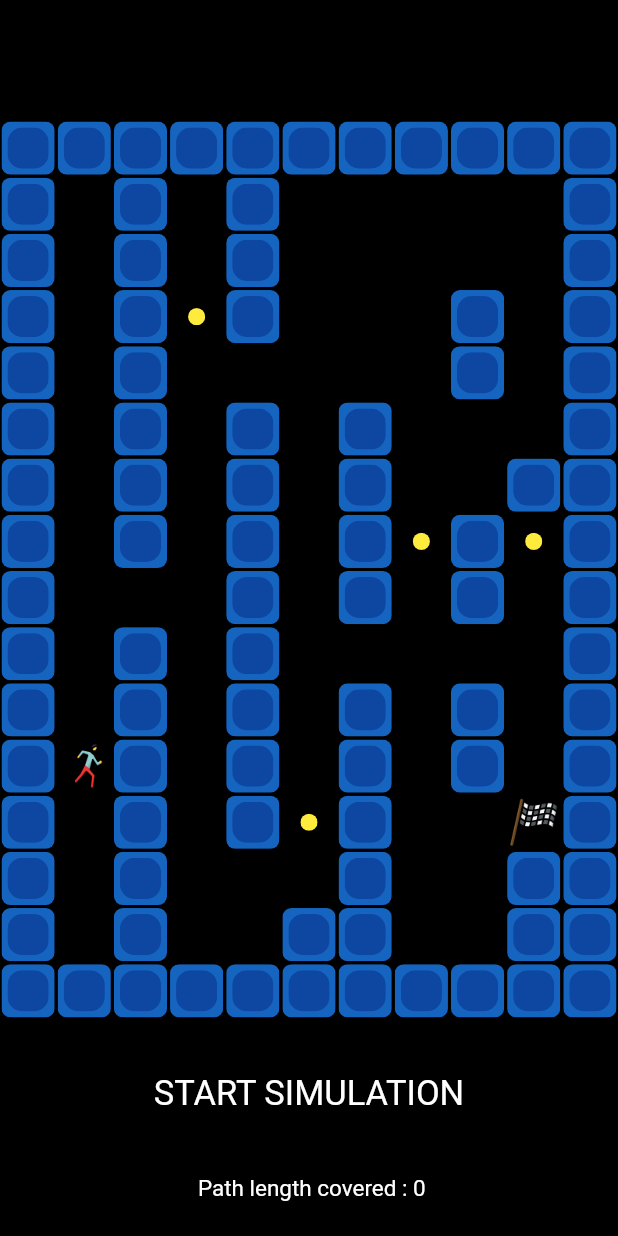
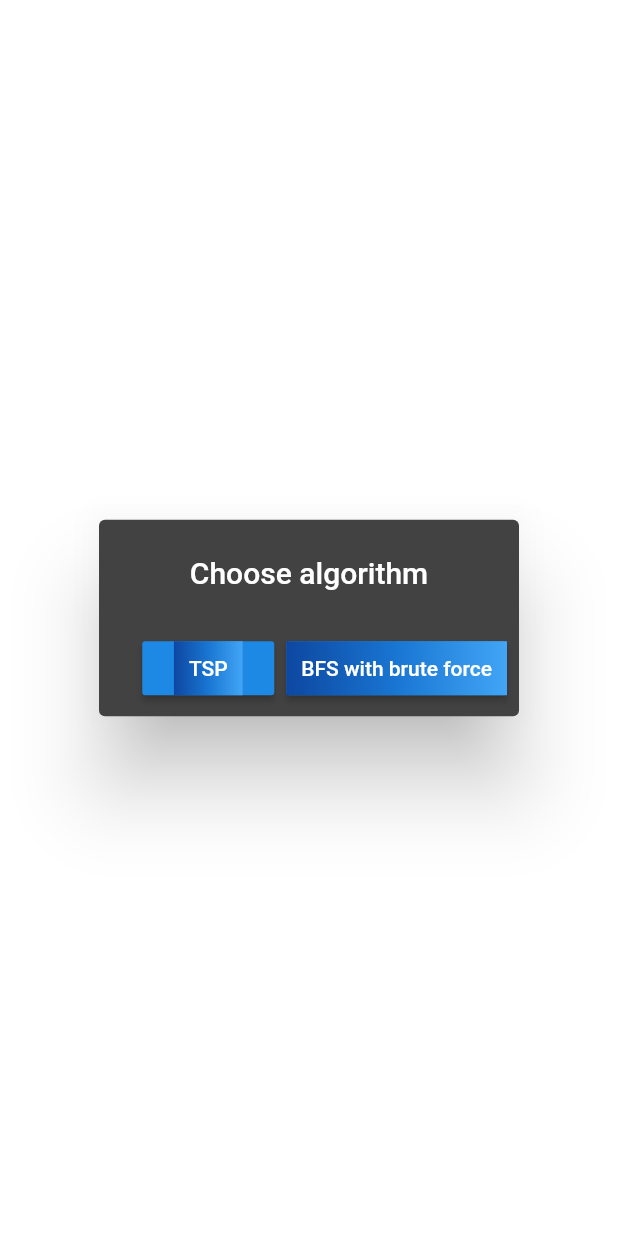
Before and after one commit to Deepanshu-Rohilla/Pacman-COP, a Flutter app: the screen it shows after launch, after a tap on "Maze simulation", on a phone screen of 412 x 824 dp. Run offline on Flutter 3.47's test engine with Material 2 defaults, Android fonts, the phone set to English and light mode, and no system bars; our stand-ins replace audioplayers, firebase_core, firebase_database, google_fonts; missing offline and left inert: dart:ffi, flutter_camera_x; accounts and stored records are empty.

Commit message:
tsp added in simulation

```diff
--- a/lib/homepage.dart
+++ b/lib/homepage.dart
@@ -4,6 +4,7 @@ import 'package:pacman/add_maze.dart';
 import 'package:pacman/camera.dart';
 import 'package:pacman/developers.dart';
 import 'package:pacman/simulation.dart';
+import 'package:pacman/simulation_form.dart';
 import 'form.dart';
 
 class HomePage extends StatefulWidget {
@@ -106,7 +107,7 @@ class _HomePageState extends State<HomePage> {
               ),
             ),
             onTap: () {
-              Navigator.push(context, MaterialPageRoute(builder: (context) => SimulationScreen()));
+              Navigator.push(context, MaterialPageRoute(builder: (context) => SimulationForm()));
             },
           ),
           GestureDetector(
--- a/lib/main.dart
+++ b/lib/main.dart
@@ -54,6 +54,13 @@ List<List<int>> shortestPath = [
   [12, 13, 14, 15, 16, 17, 18, 29, 40, 39, 40, 29, 18, 17, 16, 15, 14, 25, 36, 47, 46, 45, 56, 67, 78, 89, 100, 101, 112, 113, 124, 135, 146, 145, 146, 147, 158, 159, 160, 149, 150, 151, 140, 129, 128, 127, 126, 115, 104, 93, 94, 83, 72, 61, 72, 83, 94, 93]
 ];
 
+List<List<int>> tspPath = [
+  [122, 111, 100, 89, 90, 91, 80, 69, 58, 47, 36, 36, 47, 48, 49, 50, 51, 62, 73, 84, 84, 95, 106, 107, 108, 97, 86, 86, 97, 108, 107, 106, 105, 104, 115, 126, 137, 137, 148, 147, 146, 135, 124, 113, 102, 91, 90, 89, 100, 111, 122],
+  [12, 23, 34, 45, 56, 57, 58, 69, 69, 58, 59, 60, 61, 62, 62, 63, 64, 75, 86, 97, 96, 95, 94, 93, 104, 115, 126, 125, 124, 124, 125, 126, 127, 128, 139, 139, 128, 117, 116, 115, 104, 93, 94, 95, 96, 97, 86, 75, 64, 53, 42, 31, 20, 20, 19, 18, 17, 16, 15, 26, 25, 25, 14, 13, 12],
+  [68, 57, 46, 45, 34, 23, 23, 24, 25, 26, 27, 38, 38, 27, 28, 29, 30, 31, 31, 42, 53, 64, 75, 86, 85, 96, 107, 108, 119, 130, 130, 129, 128, 127, 126, 125, 124, 123, 122, 122, 111, 100, 89, 78, 67, 68],
+  [59, 58, 47, 36, 25, 14, 13, 12, 12, 13, 14, 15, 16, 17, 18, 19, 20, 20, 31, 42, 53, 64, 75, 86, 97, 108, 107, 107, 108, 119, 130, 141, 152, 163, 163, 162, 161, 160, 159, 158, 157, 156, 155, 155, 144, 133, 134, 135, 135, 124, 113, 102, 101, 90, 79, 68, 57, 58, 59],
+  [12, 13, 14, 15, 16, 17, 18, 29, 40, 39, 39, 40, 41, 42, 53, 64, 75, 86, 97, 108, 107, 118, 129, 140, 151, 151, 162, 161, 160, 159, 158, 147, 146, 145, 145, 146, 135, 124, 125, 126, 115, 115, 104, 93, 94, 83, 72, 61, 61, 72, 71, 70, 81, 80, 79, 78, 67, 56, 45, 45, 46, 47, 36, 25, 14, 13, 12]
+];
 void main() {
   runApp(MyApp());
 }
--- a/lib/simulation.dart
+++ b/lib/simulation.dart
@@ -5,11 +5,14 @@ import 'package:audioplayers/audio_cache.dart';
 import 'package:audioplayers/audioplayers.dart';
 import 'package:flutter/material.dart';
 
+import 'homepage.dart';
 import 'maze_objects.dart';
 import 'movables.dart';
 import 'main.dart';
 
 class SimulationScreen extends StatefulWidget {
+  bool tsp;
+  SimulationScreen(this.tsp);
   @override
   _SimulationScreenState createState() => _SimulationScreenState();
 }
@@ -27,6 +30,8 @@ class _SimulationScreenState extends State<SimulationScreen> {
   List<int> output;
   AudioPlayer advancedPlayer = new AudioPlayer();
   AudioCache audioMunch = new AudioCache(prefix: 'assets/');
+  int stonesCollected;
+  bool play = true;
 //  audioMunch.play('pacman_chomp.wav');
   int i = 0;
   @override
@@ -34,13 +39,14 @@ class _SimulationScreenState extends State<SimulationScreen> {
     // TODO: implement initState
     var rand = Random();
     int number = rand.nextInt(5);
-    print("Number is $number");
     barriers = simulationBarriers[number];
     stones = simulationStones[number];
     playerPosition = simulationSource[number];
-    destination = simulationDestination[number];
-    output = shortestPath[number];
+    destination = widget.tsp ? simulationSource[number] : simulationDestination[number];
+    output = widget.tsp ? tspPath[number] : shortestPath[number];
+    stonesCollected = 0;
   }
+
 
   Widget generateCell(int index) {
     if (index == playerPosition) {
@@ -68,15 +74,20 @@ class _SimulationScreenState extends State<SimulationScreen> {
   }
 
   void startSimulation() {
+    if(play){
       Timer.periodic(Duration(milliseconds: 250), (timer) {
         setState(() {
           if (stones.contains(playerPosition)) {
             audioMunch.play('f.wav');
+            stones.remove(playerPosition);
+            stonesCollected++;
           }
           playerPosition = output[i];
           i++;
         });
       });
+    }
+
   }
 
   @override
--- /dev/null
+++ b/lib/simulation_form.dart
@@ -0,0 +1,65 @@
+import 'package:flutter/material.dart';
+import 'package:pacman/simulation.dart';
+
+class SimulationForm extends StatefulWidget {
+  @override
+  _SimulationFormState createState() => _SimulationFormState();
+}
+
+class _SimulationFormState extends State<SimulationForm> {
+  @override
+  Widget build(BuildContext context) {
+    return WillPopScope(
+        onWillPop: () {
+          Navigator.pop(context);
+          return Future.value(false);
+        },
+        child: AlertDialog(
+          title: Center(child: Text("Choose algorithm")),
+          actions: [
+            RaisedButton(
+              onPressed: () {
+                Navigator.pop(context);
+                Navigator.push(context, MaterialPageRoute(builder: (context) => SimulationScreen(true)));
+              },
+              textColor: Colors.white,
+              padding: const EdgeInsets.all(0.0),
+              child: Container(
+                decoration: const BoxDecoration(
+                  gradient: LinearGradient(
+                    colors: <Color>[
+                      Color(0xFF0D47A1),
+                      Color(0xFF1976D2),
+                      Color(0xFF42A5F5),
+                    ],
+                  ),
+                ),
+                padding: const EdgeInsets.all(10.0),
+                child: const Text('TSP'),
+              ),
+            ),
+            RaisedButton(
+              onPressed: () {
+                Navigator.pop(context);
+                Navigator.push(context, MaterialPageRoute(builder: (context) => SimulationScreen(false)));
+              },
+              textColor: Colors.white,
+              padding: const EdgeInsets.all(0.0),
+              child: Container(
+                decoration: const BoxDecoration(
+                  gradient: LinearGradient(
+                    colors: <Color>[
+                      Color(0xFF0D47A1),
+                      Color(0xFF1976D2),
+                      Color(0xFF42A5F5),
+                    ],
+                  ),
+                ),
+                padding: const EdgeInsets.all(10.0),
+                child: const Text('BFS with brute force'),
+              ),
+            )
+          ],
+        ));
+  }
+}
```
Lines whose indentation alone changed are shown as unchanged.
